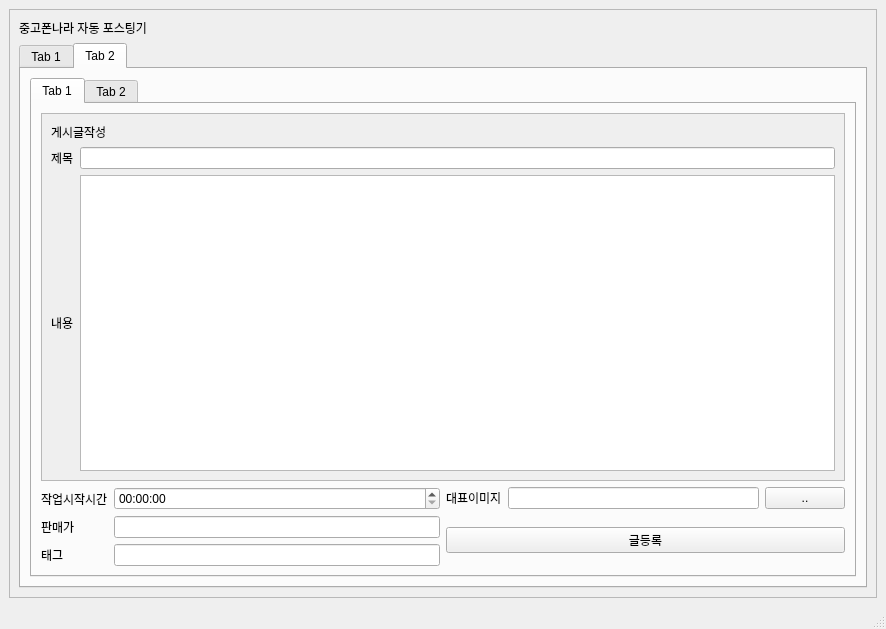
First picture: the form in mainwindow_ex.ui, repository Habeen-Jun/NaverCafe_Macro, before the edit.
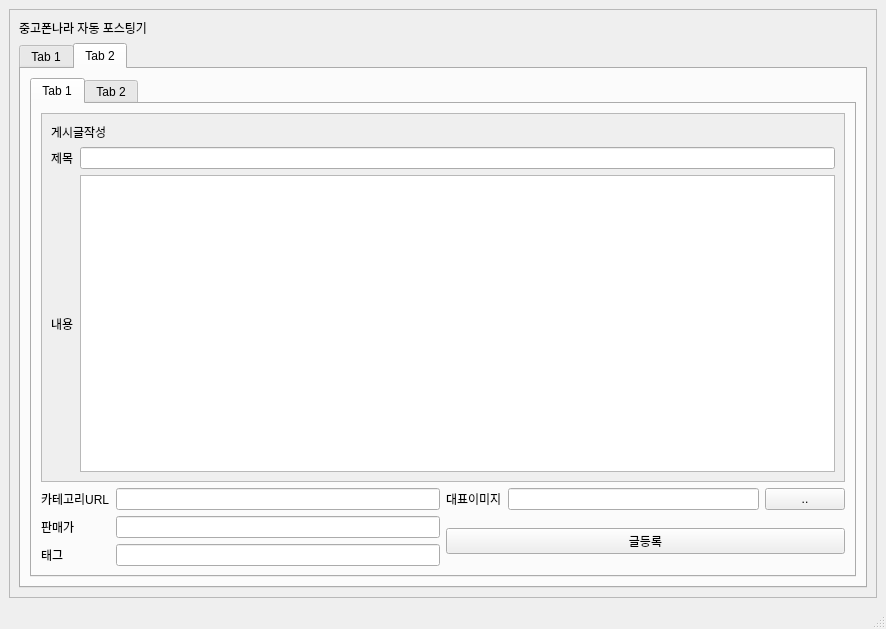
Second picture: the form after the edit. The open tabs and pages were chosen to show the change.

```diff
--- a/mainwindow_ex.ui
+++ b/mainwindow_ex.ui
@@ -25,8 +25,8 @@
         <rect>
          <x>0</x>
          <y>0</y>
-         <width>866</width>
-         <height>568</height>
+         <width>862</width>
+         <height>554</height>
         </rect>
        </property>
        <layout class="QGridLayout" name="gridLayout_8">
@@ -212,7 +212,7 @@
                   <item row="0" column="0">
                    <widget class="QLabel" name="label_8">
                     <property name="text">
-                     <string>작업시작시간</string>
+                     <string>카테고리URL</string>
                     </property>
                    </widget>
                   </item>
@@ -223,6 +223,15 @@
                     </property>
                    </widget>
                   </item>
+                  <item row="2" column="2">
+                   <widget class="QLineEdit" name="lineEdit_7"/>
+                  </item>
+                  <item row="1" column="2">
+                   <widget class="QLineEdit" name="lineEdit_6"/>
+                  </item>
+                  <item row="0" column="2">
+                   <widget class="QLineEdit" name="lineEdit_3"/>
+                  </item>
                   <item row="1" column="0">
                    <widget class="QLabel" name="label_12">
                     <property name="text">
@@ -230,15 +239,6 @@
                     </property>
                    </widget>
                   </item>
-                  <item row="1" column="1">
-                   <widget class="QLineEdit" name="lineEdit_6"/>
-                  </item>
-                  <item row="2" column="1">
-                   <widget class="QLineEdit" name="lineEdit_7"/>
-                  </item>
-                  <item row="0" column="1">
-                   <widget class="QTimeEdit" name="timeEdit"/>
-                  </item>
                  </layout>
                 </item>
                 <item row="0" column="0" colspan="2">
@@ -253,8 +253,8 @@
                       <rect>
                        <x>0</x>
                        <y>0</y>
-                       <width>796</width>
-                       <height>362</height>
+                       <width>780</width>
+                       <height>332</height>
                       </rect>
                      </property>
                      <layout class="QGridLayout" name="gridLayout_10">
```
Left out of the diff: 6 changed lines with no effect on the pictures.
